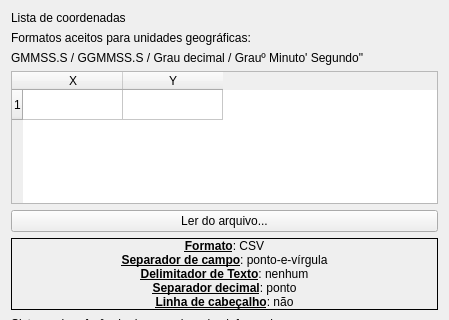
phborba/dsgtoolsop, file numericalDigitize/nd_addfeature.ui: the form before one commit; both pictures show x 0 to 449 and y 0 to 320 of the 449 by 470 pixel window.
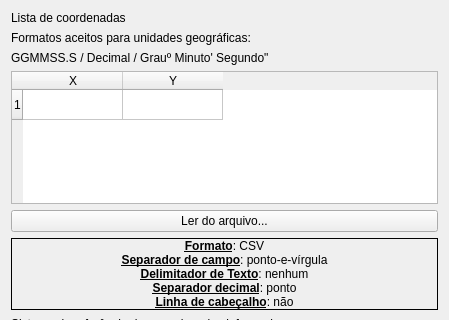
The form after the commit.

Patch:
```diff
--- a/numericalDigitize/nd_addfeature.ui
+++ b/numericalDigitize/nd_addfeature.ui
@@ -13,6 +13,18 @@
     <height>470</height>
    </rect>
   </property>
+  <property name="minimumSize">
+   <size>
+    <width>449</width>
+    <height>470</height>
+   </size>
+  </property>
+  <property name="maximumSize">
+   <size>
+    <width>449</width>
+    <height>470</height>
+   </size>
+  </property>
   <property name="windowTitle">
    <string>Criação de pontos por coordenadas</string>
   </property>
@@ -161,7 +173,7 @@
    <item row="2" column="0">
     <widget class="QLabel" name="label_4">
      <property name="text">
-      <string>GMMSS.S / GGMMSS.S / Grau decimal / Grauº Minuto' Segundo&quot;</string>
+      <string>GGMMSS.S / Decimal / Grauº Minuto' Segundo&quot;</string>
      </property>
     </widget>
    </item>
```
